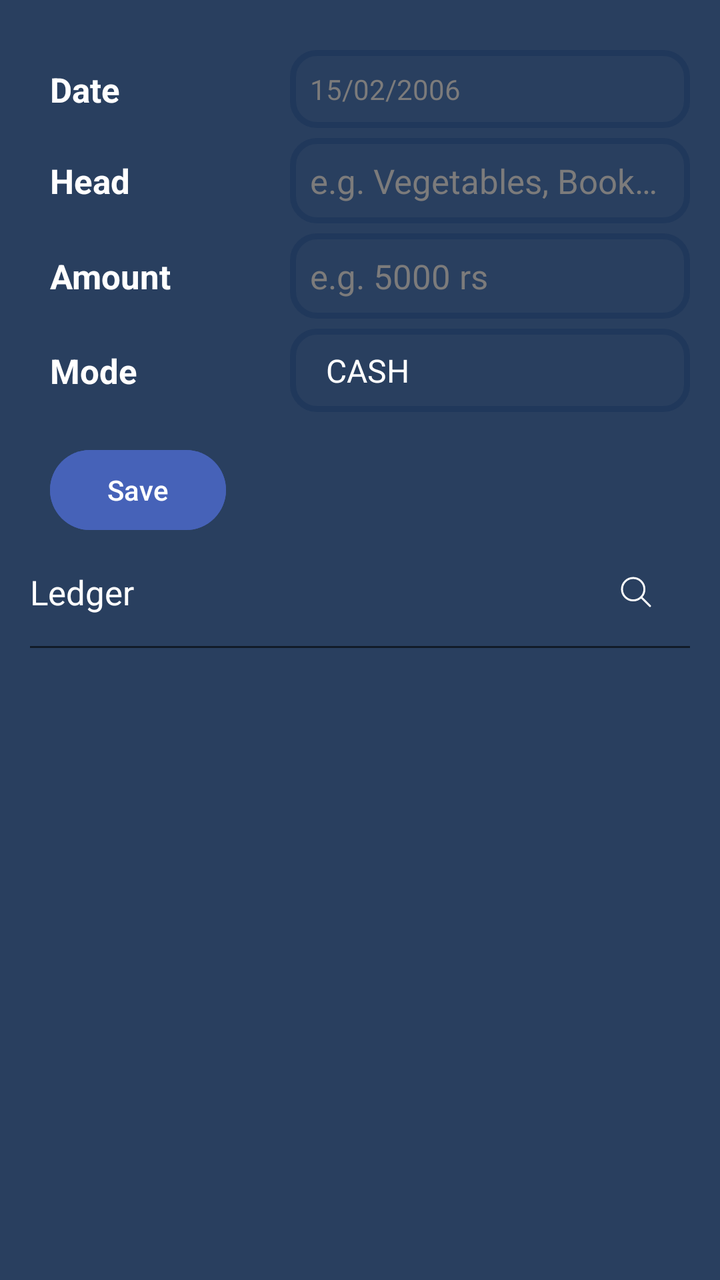
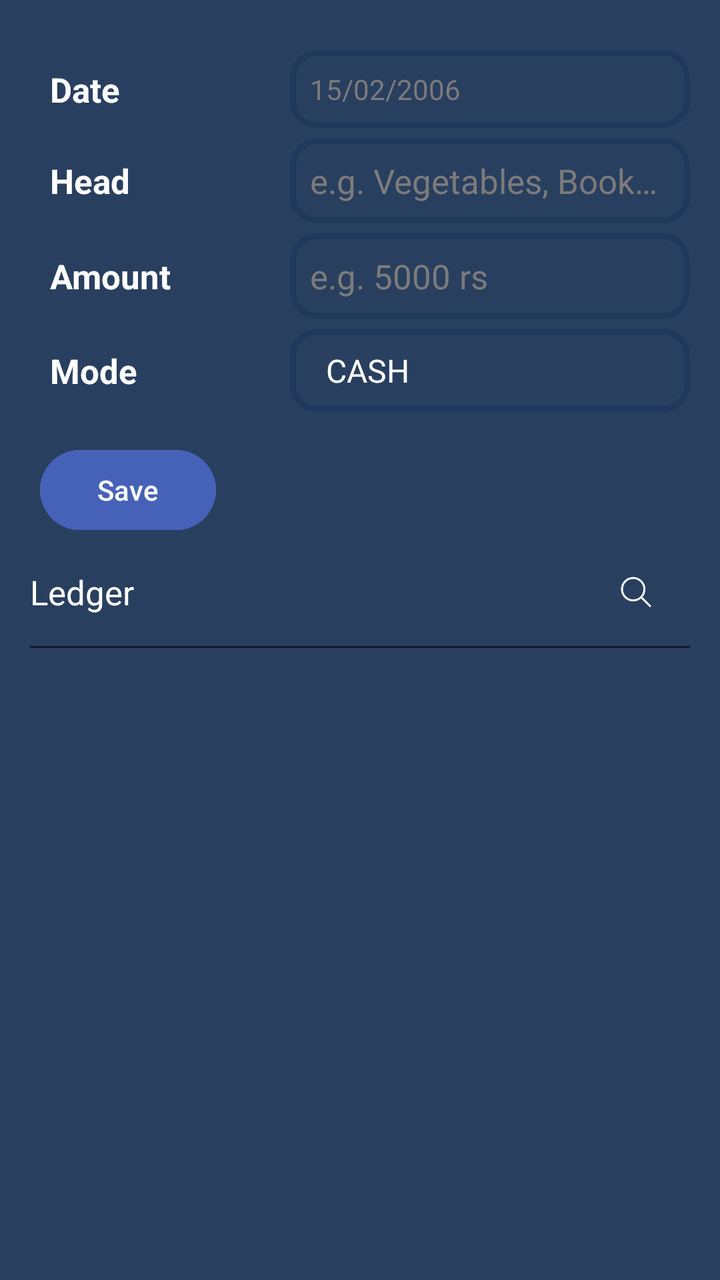

The first picture is an Android layout as it rendered before a commit; the second is the same layout after the commit. The layout source and the unified diff follow.
<!-- AndroidManifest.xml: application theme Theme.GharKharch -->
<!-- res/layout/fragment_book_expense.xml -->
<?xml version="1.0" encoding="utf-8"?>
<androidx.constraintlayout.widget.ConstraintLayout xmlns:android="http://schemas.android.com/apk/res/android"
    xmlns:app="http://schemas.android.com/apk/res-auto"
    android:layout_width="match_parent"
    android:layout_height="match_parent"
    android:background="@color/backgroundColor"
    android:padding="@dimen/padding_large">

    <TextView
        android:layout_width="0dp"
        android:layout_height="wrap_content"
        android:layout_marginVertical="@dimen/margin_medium"
        android:padding="@dimen/padding_medium"
        android:text="Date"
        android:textSize="@dimen/text_size_large"
        android:textStyle="bold"
        app:layout_constraintBottom_toBottomOf="@id/date_picker"
        app:layout_constraintEnd_toStartOf="@id/date_picker"
        app:layout_constraintStart_toStartOf="parent"
        app:layout_constraintTop_toTopOf="@id/date_picker" />

    <TextView
        android:id="@+id/date_picker"
        android:layout_width="200dp"
        android:layout_height="wrap_content"
        android:layout_marginVertical="@dimen/margin_medium"
        android:background="@drawable/rounded_border"
        android:padding="@dimen/padding_medium"
        android:text="15/02/2006"
        android:textColor="@color/primaryTextColorVariant"
        app:layout_constraintEnd_toEndOf="parent"
        app:layout_constraintTop_toTopOf="parent" />

    <TextView
        android:layout_width="0dp"
        android:layout_height="wrap_content"
        android:layout_marginVertical="@dimen/margin_small"
        android:padding="@dimen/padding_medium"
        android:text="Head"
        android:textSize="@dimen/text_size_large"
        android:textStyle="bold"
        app:layout_constraintBottom_toBottomOf="@id/input_expense_name"
        app:layout_constraintEnd_toStartOf="@id/input_expense_name"
        app:layout_constraintStart_toStartOf="parent"
        app:layout_constraintTop_toTopOf="@id/input_expense_name" />

    <EditText
        android:id="@+id/input_expense_name"
        style="@style/custom_edit_text"
        android:layout_width="200dp"
        android:layout_height="wrap_content"
        android:layout_marginVertical="@dimen/margin_small"
        android:hint="@string/hint_sub_category"
        android:textSize="@dimen/text_size_large"
        app:layout_constraintEnd_toEndOf="parent"
        app:layout_constraintTop_toBottomOf="@id/date_picker" />

    <TextView
        android:layout_width="0dp"
        android:layout_height="wrap_content"
        android:padding="@dimen/padding_medium"
        android:text="Amount "
        android:textSize="@dimen/text_size_large"
        android:textStyle="bold"
        app:layout_constraintBottom_toBottomOf="@id/input_expense_amount"
        app:layout_constraintEnd_toStartOf="@id/input_expense_amount"
        app:layout_constraintStart_toStartOf="parent"
        app:layout_constraintTop_toTopOf="@id/input_expense_amount" />

    <EditText
        android:id="@+id/input_expense_amount"
        android:layout_width="200dp"
        android:layout_height="wrap_content"
        android:layout_marginVertical="@dimen/margin_small"
        android:layout_marginBottom="@dimen/margin_small"
        android:background="@drawable/rounded_border"
        android:hint="@string/hint_amount"
        android:importantForAutofill="no"
        android:inputType="number"
        android:maxLength="15"
        android:padding="@dimen/padding_medium"
        android:textColorHint="@color/primaryTextColorVariant"
        android:textSize="@dimen/text_size_large"
        app:layout_constraintEnd_toEndOf="parent"
        app:layout_constraintTop_toBottomOf="@id/input_expense_name" />

    <TextView
        android:layout_width="0dp"
        android:layout_height="wrap_content"
        android:padding="@dimen/padding_medium"
        android:text="Mode"
        android:textSize="@dimen/text_size_large"
        android:textStyle="bold"
        app:layout_constraintBottom_toBottomOf="@id/modes_of_payment"
        app:layout_constraintEnd_toStartOf="@id/modes_of_payment"
        app:layout_constraintStart_toStartOf="parent"
        app:layout_constraintTop_toTopOf="@id/modes_of_payment" />

    <Spinner
        android:id="@+id/modes_of_payment"
        android:layout_width="200dp"
        android:layout_height="wrap_content"
        android:layout_marginVertical="@dimen/margin_small"
        android:background="@drawable/rounded_border"
        android:entries="@array/modesOfPayment"
        android:padding="@dimen/padding_medium"
        android:spinnerMode="dialog"
        android:textColor="@color/primaryTextColorVariant"
        android:textStyle="bold"
        app:layout_constraintEnd_toEndOf="parent"
        app:layout_constraintTop_toBottomOf="@id/input_expense_amount" />

    <Button
        android:id="@+id/addBtn"
        android:layout_width="wrap_content"
        android:layout_height="wrap_content"
        android:layout_marginVertical="@dimen/margin_large"
        android:layout_marginStart="@dimen/margin_medium"
        android:backgroundTint="@color/buttonColor"
        android:text="Save"
        app:layout_constraintStart_toStartOf="parent"
        app:layout_constraintTop_toBottomOf="@id/modes_of_payment" />

    <androidx.recyclerview.widget.RecyclerView
        android:id="@+id/rcv_sub_category_search_list"
        android:layout_width="0dp"
        android:layout_height="wrap_content"
        android:layout_marginVertical="@dimen/margin_small"
        android:background="@drawable/rounded_panel"
        android:backgroundTint="@color/backgroundColor"
        android:clipToOutline="true"
        android:elevation="5dp"
        android:outlineProvider="background"
        android:translationZ="5dp"
        android:visibility="gone"
        app:layout_constraintEnd_toEndOf="@id/input_expense_name"
        app:layout_constraintStart_toStartOf="@id/input_expense_name"
        app:layout_constraintTop_toBottomOf="@id/input_expense_name" />

    <LinearLayout
        android:id="@+id/list_container"
        android:layout_width="match_parent"
        android:layout_height="wrap_content"
        android:gravity="center"
        android:orientation="horizontal"
        app:layout_constraintTop_toBottomOf="@id/addBtn">

        <TextView
            android:id="@+id/list_title"
            android:layout_width="0dp"
            android:layout_height="wrap_content"
            android:layout_weight="1"
            android:paddingVertical="@dimen/padding_large"
            android:text="Ledger"
            android:textSize="@dimen/text_size_large" />

        <SearchView
            android:id="@+id/search_view"
            android:layout_width="0dp"
            android:layout_height="wrap_content"
            android:layout_marginVertical="@dimen/margin_medium"
            android:layout_weight="1"
            android:background="@drawable/search_bar_border"
            android:iconifiedByDefault="false"
            android:visibility="gone" />

        <ImageView
            android:id="@+id/close_button"
            android:layout_width="wrap_content"
            android:layout_height="wrap_content"
            android:importantForAccessibility="no"
            android:padding="@dimen/padding_large"
            android:src="@drawable/close_search_icon"
            android:visibility="gone" />

        <ImageView
            android:id="@+id/search_button"
            android:layout_width="wrap_content"
            android:layout_height="wrap_content"
            android:importantForAccessibility="no"
            android:padding="@dimen/padding_large"
            android:src="@drawable/search_icon" />

    </LinearLayout>

    <View
        android:id="@+id/separator"
        android:layout_width="match_parent"
        android:layout_height="1dp"
        android:background="@color/secondaryColor"
        app:layout_constraintTop_toBottomOf="@id/list_container" />

    <androidx.recyclerview.widget.RecyclerView
        android:id="@+id/rcv_expense_list"
        android:layout_width="0dp"
        android:layout_height="0dp"
        android:layout_marginVertical="@dimen/margin_small"
        app:layout_constraintBottom_toBottomOf="parent"
        app:layout_constraintEnd_toEndOf="@id/separator"
        app:layout_constraintStart_toStartOf="@id/list_container"
        app:layout_constraintTop_toBottomOf="@id/list_container" />

</androidx.constraintlayout.widget.ConstraintLayout>
<!-- resources referenced by this layout -->
<resources>
  <string-array name="modesOfPayment">
          <item>CASH</item>
          <item>UPI</item>
          <item>CARD</item>
      </string-array>
  <color name="backgroundColor">#293F5F</color>
  <color name="buttonColor">#4662B8</color>
  <color name="primaryTextColorVariant">#7C7B7B</color>
  <color name="secondaryColor">#111B28</color>
  <dimen name="margin_large">15dp</dimen>
  <dimen name="margin_medium">10dp</dimen>
  <dimen name="margin_small">5dp</dimen>
  <dimen name="padding_large">15dp</dimen>
  <dimen name="padding_medium">10dp</dimen>
  <dimen name="text_size_large">17sp</dimen>
  <!-- drawable rounded_border (drawable) -->
  <?xml version="1.0" encoding="utf-8"?>
  <shape xmlns:android="http://schemas.android.com/apk/res/android"
      android:shape="rectangle">
      <stroke
          android:width="3dp"
          android:color="@color/backgroundColorVariant" />
      <corners android:radius="12dp" />
  </shape>
  <!-- drawable rounded_panel (drawable) -->
  <?xml version="1.0" encoding="utf-8"?>
  <shape xmlns:android="http://schemas.android.com/apk/res/android"
      android:shape="rectangle">
      <corners android:radius="8dp" />
  </shape>
  <!-- drawable search_bar_border (drawable) -->
  <?xml version="1.0" encoding="utf-8"?>
  <shape xmlns:android="http://schemas.android.com/apk/res/android"
      android:shape="rectangle">
      <stroke
          android:width="2dp"
          android:color="@color/white" />
      <corners android:radius="12dp" />
  </shape>
  <!-- drawable search_icon (drawable) -->
  <vector xmlns:android="http://schemas.android.com/apk/res/android"
      android:width="24dp"
      android:height="24dp"
      android:tint="@color/white"
      android:viewportWidth="24"
      android:viewportHeight="24">
  
      <path
          android:fillColor="#00000000"
          android:pathData="M14.578,14.542C15.58,13.53 16.2,12.137 16.2,10.6C16.2,7.507 13.693,5 10.6,5C7.507,5 5,7.507 5,10.6C5,13.693 7.507,16.2 10.6,16.2C12.156,16.2 13.563,15.566 14.578,14.542ZM14.578,14.542L19,19"
          android:strokeWidth="1"
          android:strokeColor="#464455"
          android:strokeLineCap="round"
          android:strokeLineJoin="round" />
  
  </vector>
  <string name="hint_amount">e.g. 5000 rs</string>
  <string name="hint_sub_category">e.g. Vegetables, Books, etc.</string>
  <style name="custom_edit_text" parent="Widget.AppCompat.EditText">
          <item name="android:maxLines">1</item>
          <item name="android:maxLength">20</item>
          <item name="android:ellipsize">end</item>
          <item name="android:inputType">text</item>
          <item name="android:importantForAutofill">no</item>
          <item name="android:padding">@dimen/padding_medium</item>
          <item name="android:background">@drawable/rounded_border</item>
          <item name="android:textColorHint">@color/primaryTextColorVariant</item>
      </style>
  <style name="Theme.GharKharch" parent="Base.Theme.GharKharch">
          <item name="colorPrimary">@color/backgroundColor</item>
          <item name="colorSecondary">@color/lGrey</item>
          
          <item name="colorOnSecondary">@color/primaryTextColor</item>
          <item name="colorOnPrimary">@color/primaryTextColor</item>
          
          <item name="android:textColor">@color/primaryTextColor</item>
          <item name="android:textColorPrimary">@color/primaryTextColor</item>
          <item name="android:textColorSecondary">@color/primaryTextColorVariant</item>
      </style>
  <color name="white">#FFFFFFFF</color>
  <color name="backgroundColorVariant">#20385B</color>
  <style name="Base.Theme.GharKharch" parent="Theme.Material3.DayNight.NoActionBar">
          
      </style>
  <color name="lGrey">#616161</color>
  <color name="primaryTextColor">#FFFFFF</color>
  <!-- unchanged entries left out for length: 1 -->
</resources>

<!-- the commit's change to res/layout/fragment_book_expense.xml (unified diff, before → after) -->
@@ -115,7 +115,7 @@
         android:layout_width="wrap_content"
         android:layout_height="wrap_content"
         android:layout_marginVertical="@dimen/margin_large"
-        android:layout_marginStart="@dimen/margin_medium"
+        android:layout_marginStart="@dimen/margin_small"
         android:backgroundTint="@color/buttonColor"
         android:text="Save"
         app:layout_constraintStart_toStartOf="parent"
